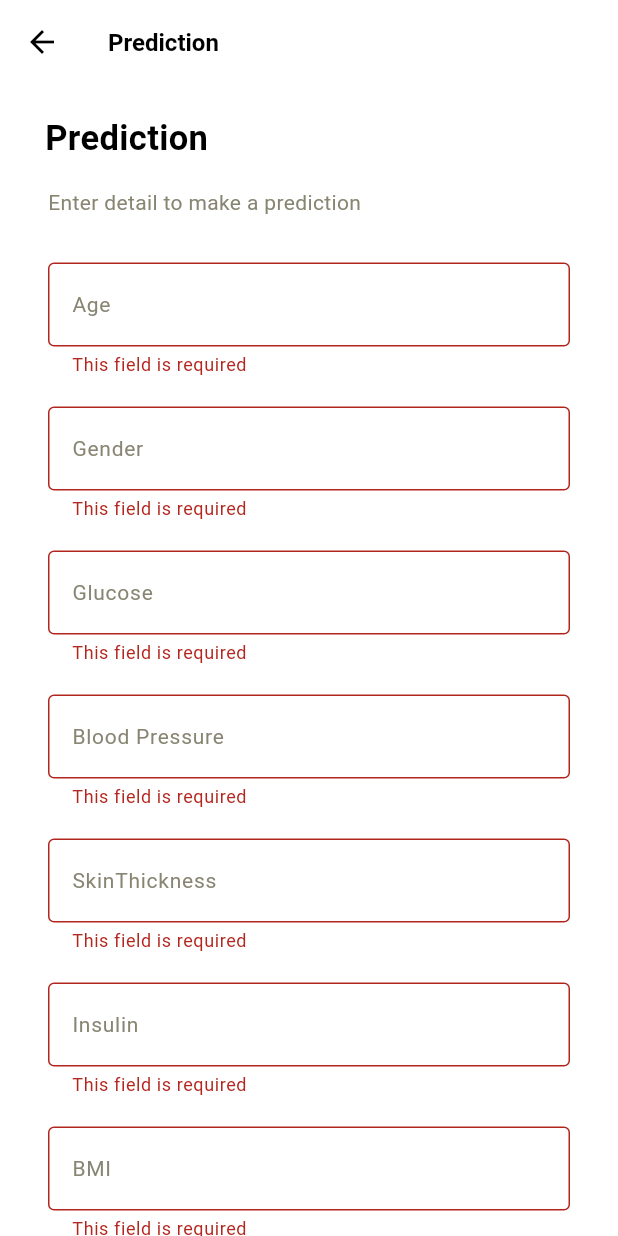
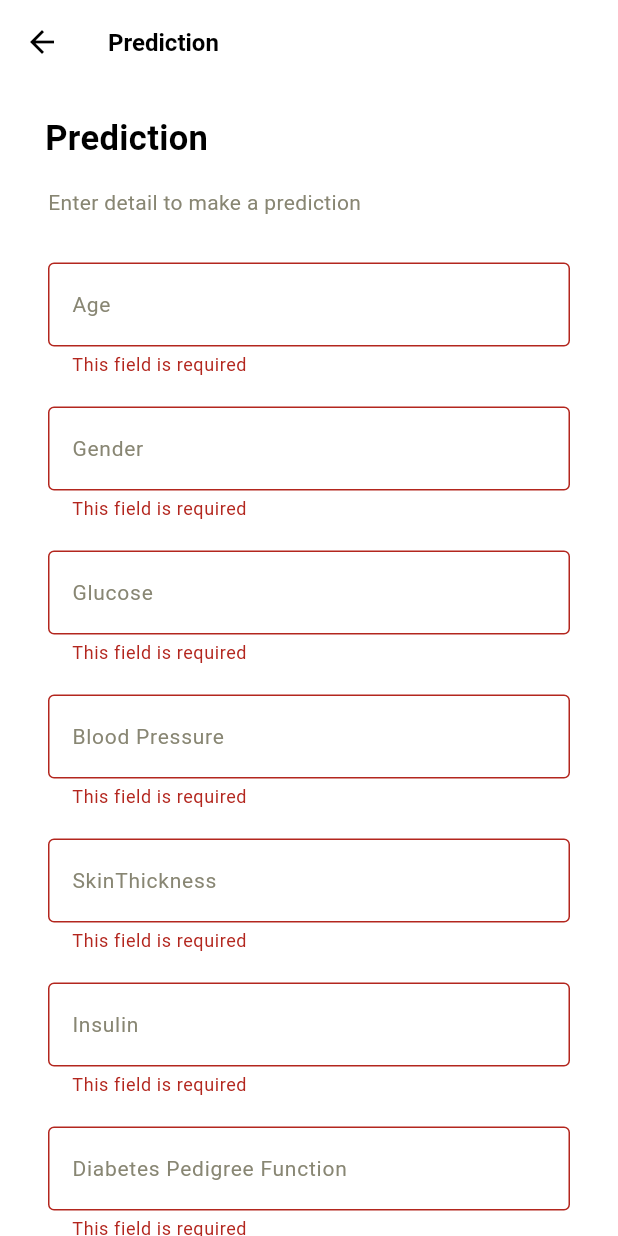
Before and after one commit to amritchang/SugarSmartPlus, a Flutter app: the PredictionScreen screen opened directly, after a tap on "Predict", on a phone screen of 412 x 824 dp. Run offline on Flutter 3.47's test engine with Material 3 defaults, Android fonts, the phone set to English and light mode, and no system bars; our stand-ins replace cached_network_image, cloud_firestore, country_code_picker, firebase_auth, firebase_core, flutter_easyrefresh and 4 more; missing offline and left inert: flutter_svprogresshud, skeleton_loader; accounts and stored records are empty; generated files the repository leaves out were written again; network calls fail.

Commit message:
prediction model hosted in development using python files

```diff
--- a/lib/l10n/app_en.arb
+++ b/lib/l10n/app_en.arb
@@ -132,6 +132,7 @@
     "insulinText": "Insulin",
     "bmiText": "BMI",
     "ageText": "Age",
+    "diabetesPedigreeFunctionText": "Diabetes Pedigree Function",
     "outcomeText": "Outcome",
     "predictionScreenTitle": "Prediction",
     "predictionScreenDesc": "Enter detail to make a prediction",
--- a/lib/modules/history/prediction_history.dart
+++ b/lib/modules/history/prediction_history.dart
@@ -100,6 +100,9 @@ class _PredictionHistoryScreenState extends State<PredictionHistoryScreen> {
         KeyValue(
             key: '${AppLocalizations.of(context)!.insulinText} (IU/mL)',
             value: request.insulin),
+        KeyValue(
+            key: AppLocalizations.of(context)!.diabetesPedigreeFunctionText,
+            value: request.diabetesPedigreeFunction),
         KeyValue(
             key: '${AppLocalizations.of(context)!.bmiText} (kg/m^2)',
             value: request.bmi),
--- a/lib/modules/prediction/prediction_request.dart
+++ b/lib/modules/prediction/prediction_request.dart
@@ -9,6 +9,7 @@ class PredictionModel {
   String insulin;
   String bmi;
   String age;
+  String diabetesPedigreeFunction;
   String outcome;
 
   // Constructor with default values
@@ -21,6 +22,7 @@ class PredictionModel {
     this.insulin = '0',
     this.bmi = '0',
     this.age = '0',
+    this.diabetesPedigreeFunction = '0',
     this.outcome = '0',
   });
 
@@ -36,6 +38,7 @@ class PredictionModel {
       'insulin': insulin,
       'bmi': bmi,
       'age': age,
+      'diabetesPedigreeFunction': diabetesPedigreeFunction,
       'outcome': outcome,
     };
 
--- a/lib/modules/prediction/prediction_screen.dart
+++ b/lib/modules/prediction/prediction_screen.dart
@@ -11,9 +11,6 @@ import 'package:sugar_smart_assist/modules/confirm_view/confirm_screen_arguments
 import 'package:sugar_smart_assist/modules/dropdown/dropdown_screen_arguments.dart';
 import 'package:sugar_smart_assist/modules/prediction/prediction_request.dart';
 import 'package:sugar_smart_assist/modules/prediction/prediction_screen_api.dart';
-import 'package:tflite_flutter/tflite_flutter.dart';
-
-import 'dart:typed_data';
 
 class PredictionScreen extends StatefulWidget {
   const PredictionScreen({Key? key}) : super(key: key);
@@ -25,7 +22,6 @@ class _PredictionScreenState extends State<PredictionScreen> {
   final _formKey = GlobalKey<FormState>();
   String selectedGender = '';
   PredictionModel request = PredictionModel();
-  Interpreter? _interpreter;
 
   late PredictionApiService apiService;
 
@@ -33,48 +29,22 @@ class _PredictionScreenState extends State<PredictionScreen> {
   void initState() {
     super.initState();
     apiService = PredictionApiService(context: context);
-    loadModel();
-  }
-
-  loadModel() async {
-    // Load the TensorFlow Lite model
-    final interpreter =
-        await Interpreter.fromAsset('assets/prediction_model.tflite');
-    setState(() {
-      _interpreter = interpreter;
-    });
   }
 
   Future _predictDiabetes() async {
     if (_formKey.currentState!.validate()) {
-      // Sample data point
-      var inputData = [
-        [
-          double.parse(request.pregnancies),
-          double.parse(request.glucose),
-          double.parse(request.bloodpressure),
-          double.parse(request.skinthickness),
-          double.parse(request.insulin),
-          double.parse(request.bmi),
-          0.672,
-          double.parse(request.age)
-        ]
-      ];
+      var res = await apiService.makeApiCall(request);
+      if (res != null) {
+        request.outcome = res;
+        _savePrediction();
+      }
+    }
+  }
 
-      Float32List input = Float32List.fromList(inputData.flatten());
-
-      // Run inference
-      final output = List.filled(1, 0).reshape([1, 1]);
-      _interpreter?.run(input, output);
-      print(output);
-      int prediction = output[0][0].round();
-
-      request.outcome = '$prediction';
-
-      var res = await apiService.savePredictionResult(request);
-      if (res != null) {
-        _navigateToDetailScreen(res, '$prediction');
-      }
+  void _savePrediction() async {
+    var res = await apiService.savePredictionResult(request);
+    if (res != null) {
+      _navigateToDetailScreen(res, '$prediction');
     }
   }
 
@@ -99,6 +69,9 @@ class _PredictionScreenState extends State<PredictionScreen> {
           key: '${AppLocalizations.of(context)!.insulinText} (IU/mL)',
           value: request.insulin),
       KeyValue(
+          key: AppLocalizations.of(context)!.diabetesPedigreeFunctionText,
+          value: request.diabetesPedigreeFunction),
+      KeyValue(
           key: '${AppLocalizations.of(context)!.bmiText} (kg/m^2)',
           value: request.bmi),
       KeyValue(
@@ -115,9 +88,9 @@ class _PredictionScreenState extends State<PredictionScreen> {
           .toList(),
       id,
       outcome,
-      ConfirmScreenType.detail,
+      ConfirmScreenType.none,
     );
-    Navigator.pushReplacement(context, AppRouter().start(confirmScreen, args));
+    Navigator.push(context, AppRouter().start(confirmScreen, args));
   }
 
   @override
@@ -282,6 +255,15 @@ class _PredictionScreenState extends State<PredictionScreen> {
                                   ),
                                   const SizedBox(height: 20),
                                   AppTextField(
+                                    placeholder: AppLocalizations.of(context)!
+                                        .diabetesPedigreeFunctionText,
+                                    type: TextFieldType.numberpadWithDecimal,
+                                    onTextChanged: (text) {
+                                      request.diabetesPedigreeFunction = text;
+                                    },
+                                  ),
+                                  const SizedBox(height: 20),
+                                  AppTextField(
                                     placeholder:
                                         AppLocalizations.of(context)!.bmiText,
                                     type: TextFieldType.numberpadWithDecimal,
--- a/pubspec.yaml
+++ b/pubspec.yaml
@@ -34,7 +34,6 @@ dependencies:
   get_storage: ^2.1.1
   get:
   package_info_plus: ^4.2.0
-  tflite_flutter: ^0.10.4
   flutter:
     sdk: flutter
   flutter_localizations:
```
Also changed, not shown: lib/modules/prediction/prediction_screen_api.dart (+43 -0 lines), pubspec.lock, 4 other files.
